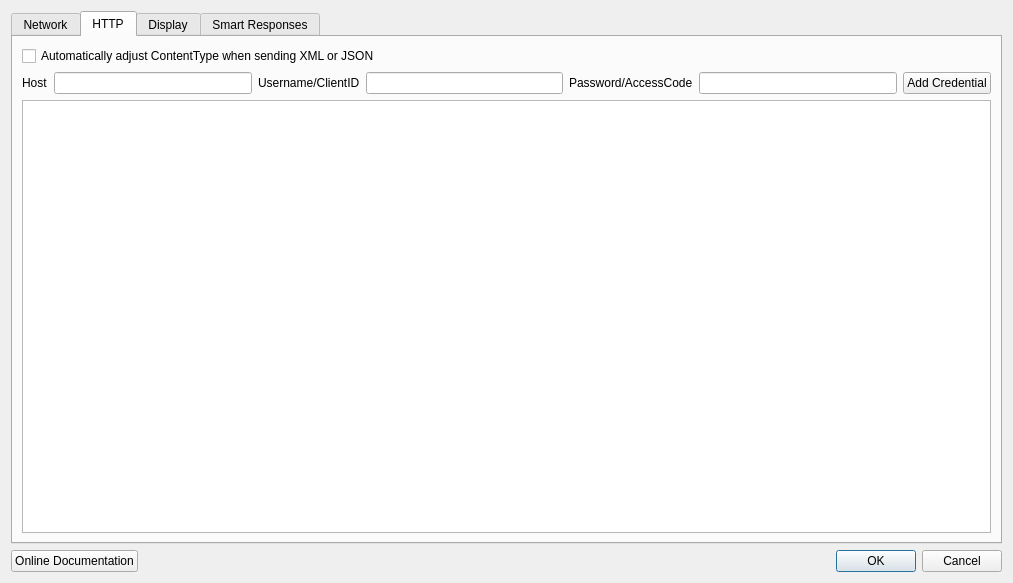
Old version of the form src/settings.ui in the repository dannagle/PacketSender.
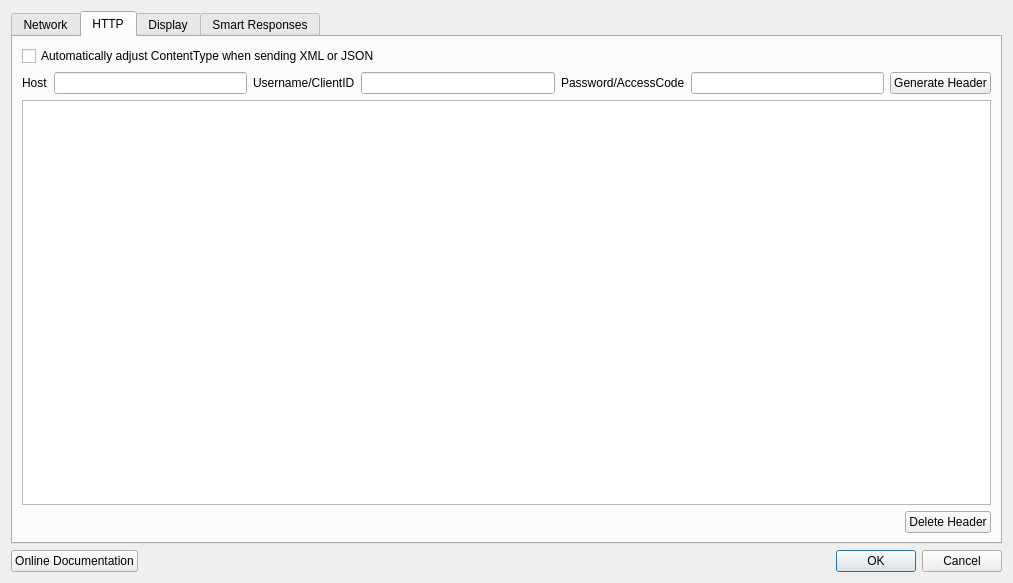
New version of the form.

Commit message: http header table scaffolding complete

```diff
--- a/src/settings.ui
+++ b/src/settings.ui
@@ -472,7 +472,7 @@
          <item>
           <widget class="QPushButton" name="addCredentialButton">
            <property name="text">
-            <string>Add Credential</string>
+            <string>Generate Header</string>
            </property>
           </widget>
          </item>
@@ -481,7 +481,35 @@
        <item>
         <layout class="QVBoxLayout" name="verticalLayout_8">
          <item>
-          <widget class="QTableWidget" name="httpCredentialTable"/>
+          <widget class="QTableWidget" name="httpCredentialTable">
+           <property name="selectionBehavior">
+            <enum>QAbstractItemView::SelectRows</enum>
+           </property>
+          </widget>
+         </item>
+        </layout>
+       </item>
+       <item>
+        <layout class="QHBoxLayout" name="horizontalLayout_18">
+         <item>
+          <spacer name="horizontalSpacer_3">
+           <property name="orientation">
+            <enum>Qt::Horizontal</enum>
+           </property>
+           <property name="sizeHint" stdset="0">
+            <size>
+             <width>40</width>
+             <height>20</height>
+            </size>
+           </property>
+          </spacer>
+         </item>
+         <item>
+          <widget class="QPushButton" name="httpDeleteHeaderButton">
+           <property name="text">
+            <string>Delete Header</string>
+           </property>
+          </widget>
          </item>
         </layout>
        </item>
```
The commit also changes 2 other files.
